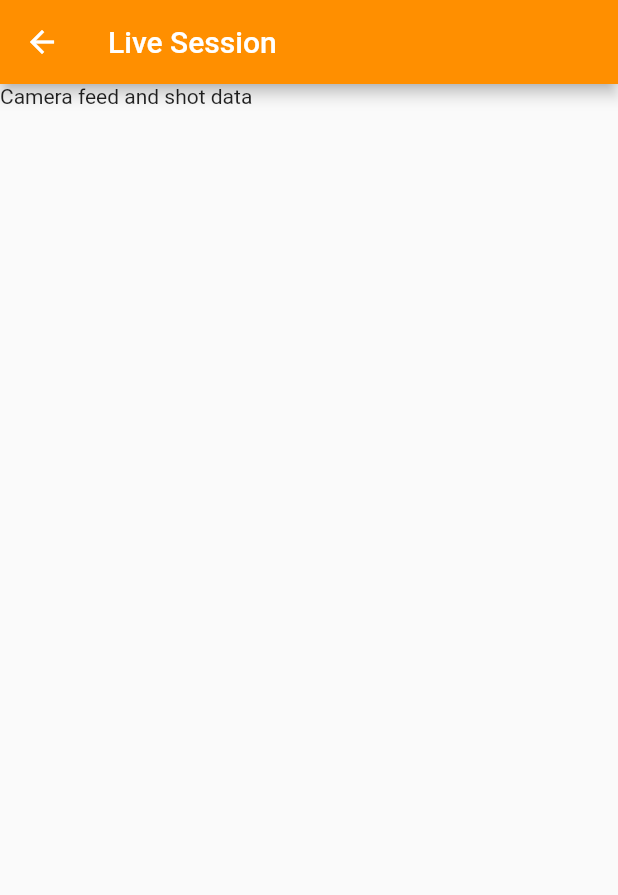
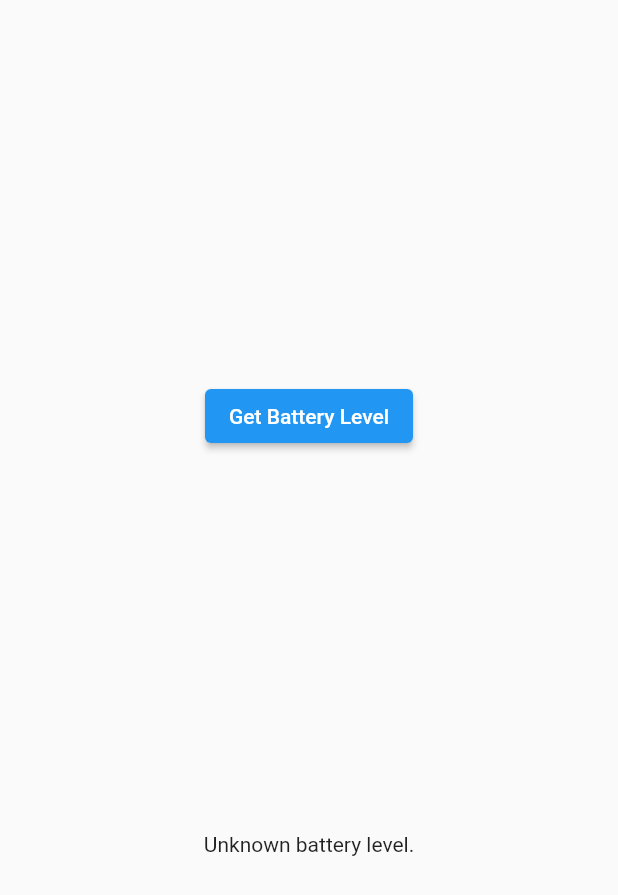
Before and after one commit to Gregorydrummond/Smart_Shot, a Flutter app: the screen it shows after launch, item 2 of the bottom bar chosen, after a tap on "Connect", on a phone screen of 412 x 824 dp. Shown: the top 895 px of the screen. Run offline on Flutter 3.47's test engine with Material 2 defaults, Android fonts, the phone set to English and light mode, and no system bars.

Commit message:
Copied the platform channel example for kotlin android

```diff
--- a/lib/main.dart
+++ b/lib/main.dart
@@ -1,4 +1,6 @@
+import 'dart:async';
 import 'package:flutter/material.dart';
+import 'package:flutter/services.dart';
 import 'session.dart';
 
 void main() {
@@ -76,9 +78,9 @@ class _SessionsState extends State<Sessions> {
               ],
             ));
       case 2:
-        return Center(
+        return const Center(
           heightFactor: 20,
-          child: const Text('Graph to display shot progress'),
+          child: Text('Graph to display shot progress'),
         );
       default:
         return SingleChildScrollView(
@@ -225,14 +227,40 @@ class LiveSession extends StatefulWidget {
 }
 
 class _LiveSessionState extends State<LiveSession> {
+  static const platform = MethodChannel('samples.flutter.dev/battery');
+
+  // Get battery level.
+  String _batteryLevel = 'Unknown battery level.';
+
+  Future<void> _getBatteryLevel() async {
+    String batteryLevel;
+    try {
+      final int result = await platform.invokeMethod('getBatteryLevel');
+      batteryLevel = 'Battery level at $result % .';
+    } on PlatformException catch (e) {
+      batteryLevel = "Failed to get battery level: '${e.message}'.";
+    }
+
+    setState(() {
+      _batteryLevel = batteryLevel;
+    });
+  }
+
   @override
   Widget build(BuildContext context) {
-    return Scaffold(
-      appBar: AppBar(
-        backgroundColor: Colors.amber[800],
-        title: const Text('Live Session'),
+    return Material(
+      child: Center(
+        child: Column(
+          mainAxisAlignment: MainAxisAlignment.spaceEvenly,
+          children: [
+            ElevatedButton(
+              onPressed: _getBatteryLevel,
+              child: const Text('Get Battery Level'),
+            ),
+            Text(_batteryLevel),
+          ],
+        ),
       ),
-      body: const Text('Camera feed and shot data'),
     );
   }
 }
```
Also changed, not shown: 1 other file.
